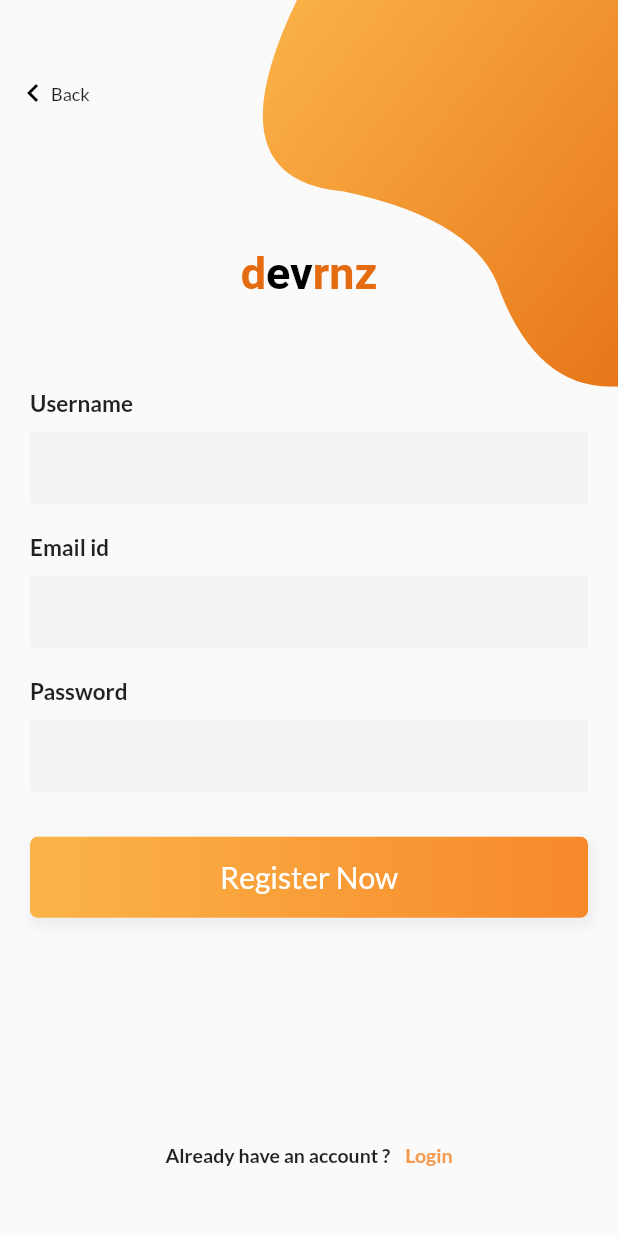
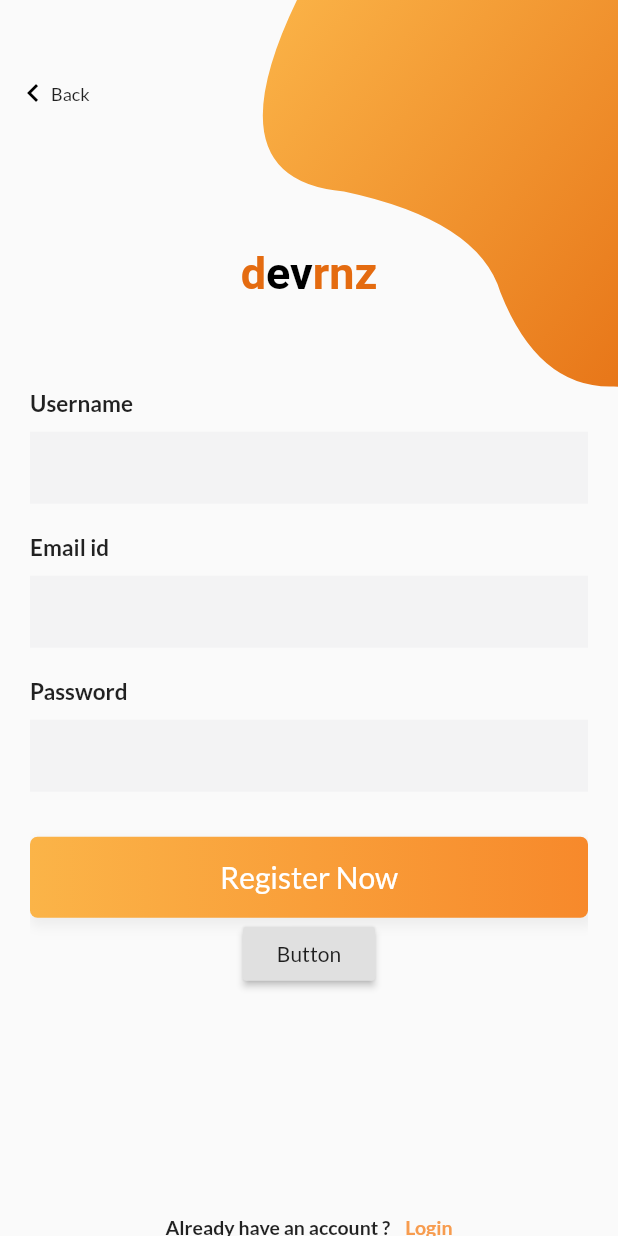
Before and after one commit to ADRI082/animePlus, a Flutter app: the SignUpPage screen opened directly, on a phone screen of 412 x 824 dp. Run offline on Flutter 3.47's test engine with Material 2 defaults, Android fonts, the phone set to English and light mode, and no system bars; our stand-ins replace firebase_auth, firebase_core, google_fonts; accounts and stored records are empty.

Commit message:
registro casi hecho

```diff
--- a/lib/login/signup.dart
+++ b/lib/login/signup.dart
@@ -1,7 +1,8 @@
 import 'package:flutter/material.dart';
+import '../AuthenticationService.dart';
 import 'Widget/bezierContainer.dart';
 import 'package:google_fonts/google_fonts.dart';
-
+import 'package:provider/provider.dart';
 import 'loginPage.dart';
 
 class SignUpPage extends StatefulWidget {
@@ -9,11 +10,16 @@ class SignUpPage extends StatefulWidget {
 
   final String title;
 
+
   @override
   _SignUpPageState createState() => _SignUpPageState();
 }
 
 class _SignUpPageState extends State<SignUpPage> {
+  final TextEditingController usuarioController = TextEditingController();
+  final TextEditingController emailController = TextEditingController();
+  final TextEditingController passwordController = TextEditingController();
+
   Widget _backButton() {
     return InkWell(
       onTap: () {
@@ -35,7 +41,7 @@ class _SignUpPageState extends State<SignUpPage> {
     );
   }
 
-  Widget _entryField(String title, {bool isPassword = false}) {
+  Widget _entryField(String title, TextEditingController controlador , {bool isPassword = false} ) {
     return Container(
       margin: EdgeInsets.symmetric(vertical: 10),
       child: Column(
@@ -49,6 +55,7 @@ class _SignUpPageState extends State<SignUpPage> {
             height: 10,
           ),
           TextField(
+              controller: controlador,
               obscureText: isPassword,
               decoration: InputDecoration(
                   border: InputBorder.none,
@@ -59,8 +66,10 @@ class _SignUpPageState extends State<SignUpPage> {
     );
   }
 
-  Widget _submitButton() {
-    return Container(
+  Widget _submitButton(BuildContext context) {
+    return Column(
+      children: [
+        Container(
           width: MediaQuery.of(context).size.width,
           padding: EdgeInsets.symmetric(vertical: 15),
           alignment: Alignment.center,
@@ -81,6 +90,15 @@ class _SignUpPageState extends State<SignUpPage> {
             'Register Now',
             style: TextStyle(fontSize: 20, color: Colors.white),
           ),
+        ),
+        RaisedButton(onPressed: () {
+          final email =  emailController.text.trim();
+          context.read<AuthenticationService>().signUp(
+            email: emailController.text.trim(),
+            password: passwordController.text.trim(),
+          );
+        }, child: Text('Button'),)
+      ],
     );
   }
 
@@ -144,9 +162,9 @@ class _SignUpPageState extends State<SignUpPage> {
   Widget _emailPasswordWidget() {
     return Column(
       children: <Widget>[
-        _entryField("Username"),
-        _entryField("Email id"),
-        _entryField("Password", isPassword: true),
+        _entryField("Username",usuarioController),
+        _entryField("Email id", emailController),
+        _entryField("Password", passwordController,isPassword: true),
       ],
     );
   }
@@ -180,7 +198,7 @@ class _SignUpPageState extends State<SignUpPage> {
                     SizedBox(
                       height: 20,
                     ),
-                    _submitButton(),
+                    _submitButton(context),
                     SizedBox(height: height * .14),
                     _loginAccountLabel(),
                   ],
```
Also changed, not shown: pubspec.lock. Lines whose indentation alone changed are shown as unchanged.
